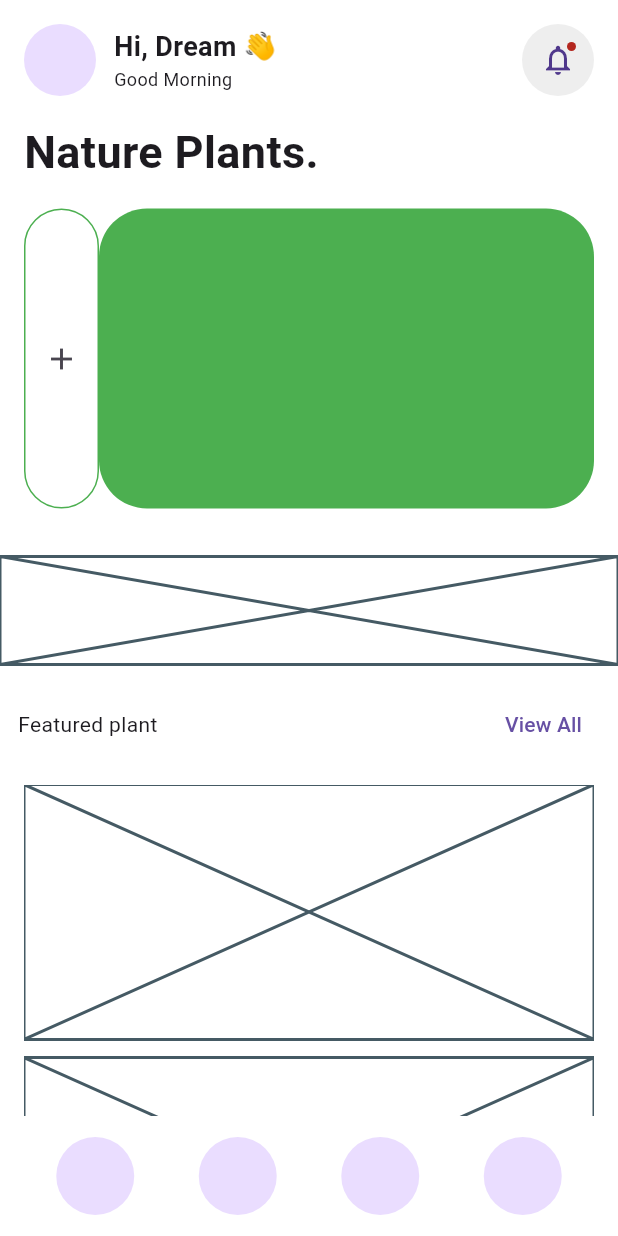
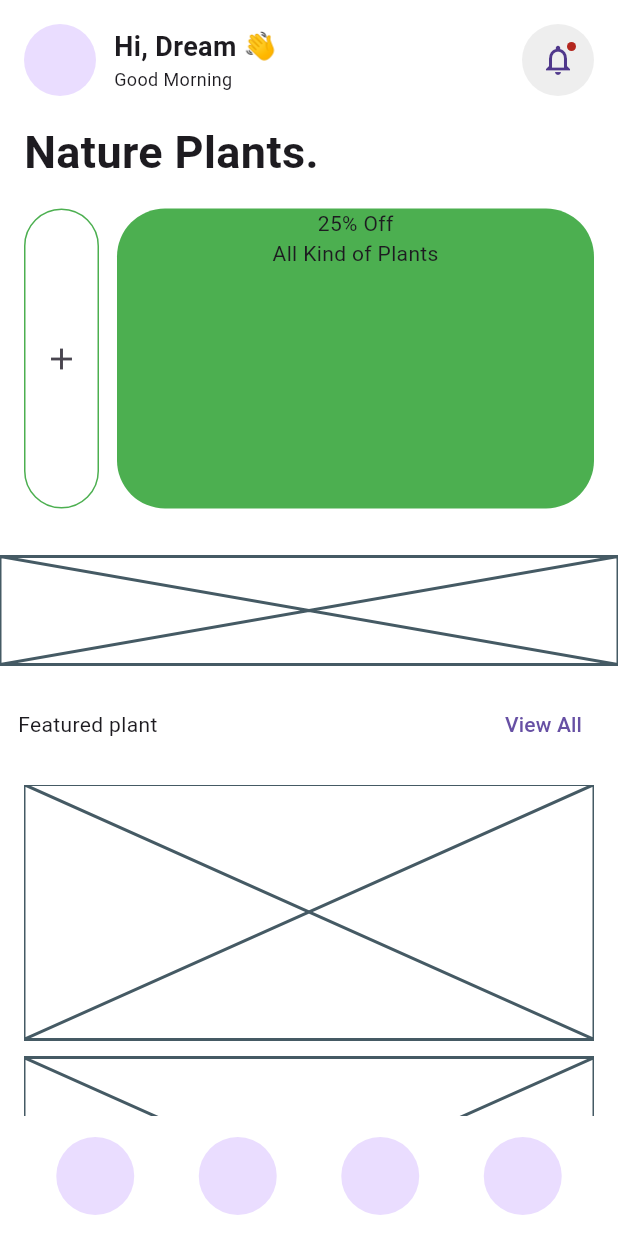
Before and after one commit to JAICHANGPARK/flutter_notebook_chapter_45, a Flutter app: the PlantHomePage screen opened directly, on a phone screen of 412 x 824 dp. Run offline on Flutter 3.47's test engine with Material 3 defaults, Android fonts, the phone set to English and light mode, and no system bars; our stand-ins replace gap, hugeicons, smooth_page_indicator.

Commit message:
Update plant_home_page.dart

```diff
--- a/lib/ep2265_plant_shop_app/ui/plant_home_page.dart
+++ b/lib/ep2265_plant_shop_app/ui/plant_home_page.dart
@@ -59,6 +59,7 @@ class _PlantHomePageState extends State<PlantHomePage> {
                   Container(
                     height: 200,
                     child: Row(
+                      spacing: 12,
                       children: [
                         Container(
                           // height: double.infinity,
@@ -82,6 +83,20 @@ class _PlantHomePageState extends State<PlantHomePage> {
 
                               ),
                               color: Colors.green,
+                            ),
+                            child: Stack(
+                              children: [
+                                Positioned.fill(child: Column(children: [
+                                  Text("25% Off"),
+                                  Text("All Kind of Plants"),
+                                  Container(
+                                    decoration: BoxDecoration(
+                                      color: Colors.white,
+                                      borderRadius: BorderRadius.circular(6),
+                                    ),
+                                  )
+                                ],))
+                              ],
                             ),
                           ),
                         ),
```
